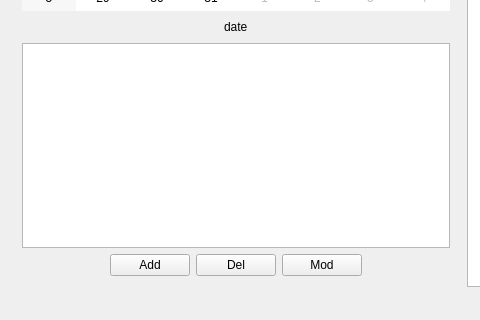
Before: the Qt Designer form VECalendar/mainwindow.ui in gnuvince/IFT2905-TP2, drawn with Qt 5; both pictures show x 0 to 480 and y 281 to 601 of the 928 by 601 pixel window.
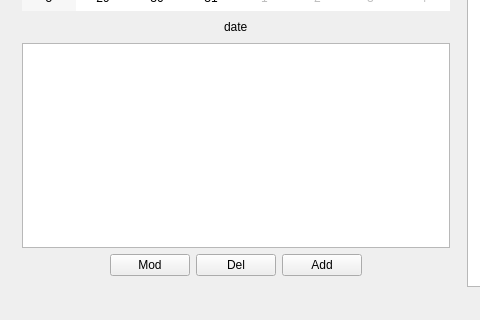
After: the same form once the commit is applied.

Diff of the .ui file:
```diff
--- a/VECalendar/mainwindow.ui
+++ b/VECalendar/mainwindow.ui
@@ -57,7 +57,7 @@
       <item>
        <widget class="QStackedWidget" name="leftPane">
         <property name="layoutDirection">
-         <enum>Qt::RightToLeft</enum>
+         <enum>Qt::LeftToRight</enum>
         </property>
         <property name="frameShape">
          <enum>QFrame::NoFrame</enum>
```
Left out of the diff: 2 changed lines with no effect on the pictures.
